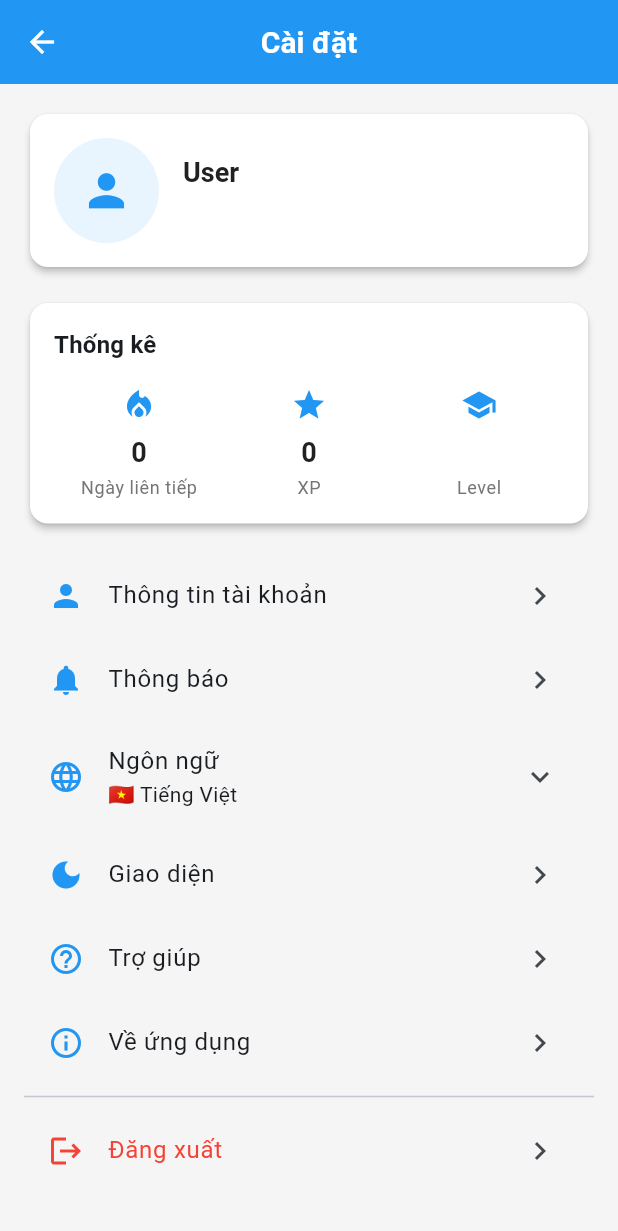
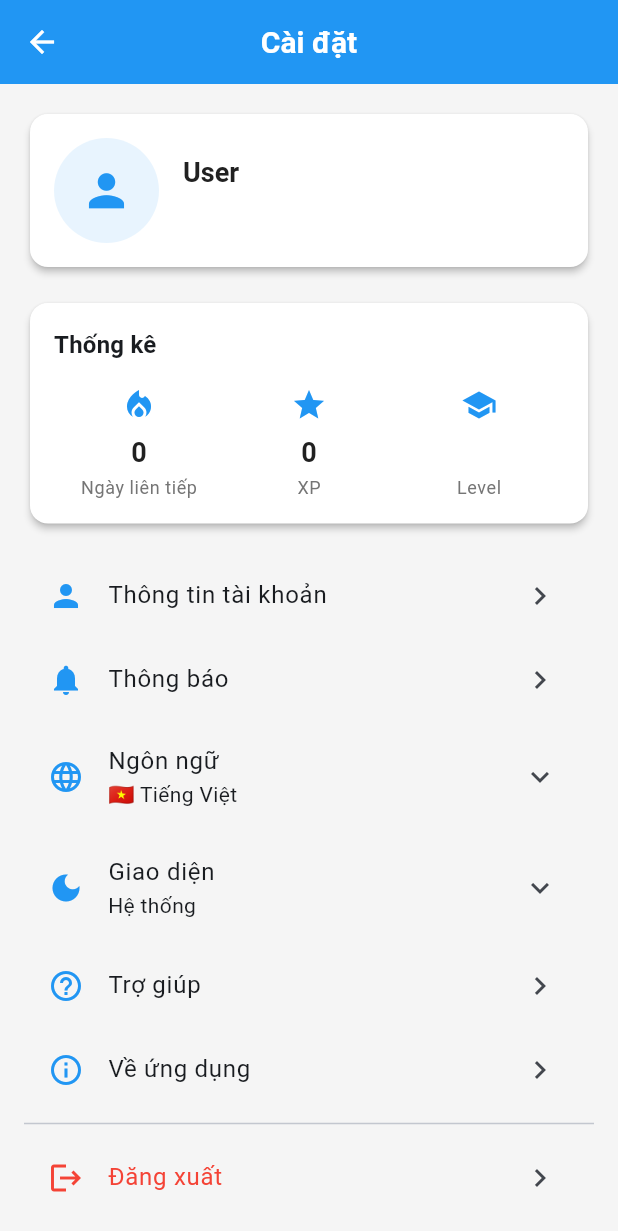
Before and after one commit to nguyenapt/sarah_edu_complete, a Flutter app: the SettingsScreen screen opened directly, on a phone screen of 412 x 824 dp. Shown: the top 1231 px of the screen. Run offline on Flutter 3.47's test engine with Material 3 defaults, Android fonts, the phone set to English and light mode, and no system bars; our stand-ins replace audioplayers, cloud_firestore, firebase_auth, firebase_core, flutter_html, google_sign_in and 1 more; missing offline and left inert: flutter_html_table; accounts and stored records are empty.

Commit message:
apply theme manager

```diff
--- /dev/null
+++ b/lib/core/services/theme_service.dart
@@ -0,0 +1,45 @@
+import 'package:flutter/material.dart';
+import 'package:shared_preferences/shared_preferences.dart';
+
+class ThemeService {
+  static const String _themeModeKey = 'selected_theme_mode';
+
+  // Get current theme mode from SharedPreferences
+  static Future<String> getCurrentThemeMode() async {
+    final prefs = await SharedPreferences.getInstance();
+    final themeMode = prefs.getString(_themeModeKey) ?? 'system'; // Default to system
+    return themeMode;
+  }
+
+  // Save selected theme mode
+  static Future<void> setThemeMode(String mode) async {
+    final prefs = await SharedPreferences.getInstance();
+    await prefs.setString(_themeModeKey, mode);
+  }
+
+  // Convert string to ThemeMode
+  static ThemeMode stringToThemeMode(String mode) {
+    switch (mode) {
+      case 'light':
+        return ThemeMode.light;
+      case 'dark':
+        return ThemeMode.dark;
+      case 'system':
+      default:
+        return ThemeMode.system;
+    }
+  }
+
+  // Convert ThemeMode to string
+  static String themeModeToString(ThemeMode mode) {
+    switch (mode) {
+      case ThemeMode.light:
+        return 'light';
+      case ThemeMode.dark:
+        return 'dark';
+      case ThemeMode.system:
+      default:
+        return 'system';
+    }
+  }
+}
--- /dev/null
+++ b/lib/providers/theme_provider.dart
@@ -0,0 +1,38 @@
+import 'package:flutter/material.dart';
+import '../core/services/theme_service.dart';
+
+class ThemeProvider with ChangeNotifier {
+  ThemeMode _themeMode = ThemeMode.system;
+  bool _isLoading = true;
+
+  ThemeMode get themeMode => _themeMode;
+  bool get isLoading => _isLoading;
+
+  ThemeProvider() {
+    _loadTheme();
+  }
+
+  Future<void> _loadTheme() async {
+    try {
+      final themeModeString = await ThemeService.getCurrentThemeMode();
+      _themeMode = ThemeService.stringToThemeMode(themeModeString);
+      _isLoading = false;
+      notifyListeners();
+    } catch (e) {
+      _themeMode = ThemeMode.system;
+      _isLoading = false;
+      notifyListeners();
+    }
+  }
+
+  Future<void> setThemeMode(String mode) async {
+    final newThemeMode = ThemeService.stringToThemeMode(mode);
+    if (_themeMode == newThemeMode) return;
+
+    await ThemeService.setThemeMode(mode);
+    _themeMode = newThemeMode;
+    notifyListeners();
+  }
+
+  String get currentThemeModeString => ThemeService.themeModeToString(_themeMode);
+}
--- a/lib/screens/settings/settings_screen.dart
+++ b/lib/screens/settings/settings_screen.dart
@@ -4,6 +4,7 @@ import '../../core/theme/app_theme.dart';
 import '../../l10n/app_localizations.dart';
 import '../../providers/auth_provider.dart';
 import '../../providers/language_provider.dart';
+import '../../providers/theme_provider.dart';
 import '../auth/login_screen.dart';
 import '../auth/register_screen.dart';
 
@@ -225,14 +226,7 @@ class SettingsScreen extends StatelessWidget {
           },
         ),
         _buildLanguageTile(context),
-        _buildSettingsTile(
-          context,
-          icon: Icons.dark_mode,
-          title: AppLocalizations.of(context)!.theme,
-          onTap: () {
-            // Navigate to theme settings
-          },
-        ),
+        _buildThemeTile(context),
         _buildSettingsTile(
           context,
           icon: Icons.help_outline,
@@ -350,6 +344,32 @@ class SettingsScreen extends StatelessWidget {
       },
     );
   }
+
+  Widget _buildThemeTile(BuildContext context) {
+    return Consumer<ThemeProvider>(
+      builder: (context, themeProvider, child) {
+        final availableThemes = [
+          {'mode': 'light', 'name': 'Sáng', 'icon': Icons.light_mode},
+          {'mode': 'dark', 'name': 'Tối', 'icon': Icons.dark_mode},
+          {'mode': 'system', 'name': 'Hệ thống', 'icon': Icons.phone_android},
+        ];
+
+        final currentTheme = availableThemes.firstWhere(
+          (theme) => theme['mode'] == themeProvider.currentThemeModeString,
+          orElse: () => availableThemes[2],
+        );
+
+        return _ThemeSelectorTile(
+          currentTheme: currentTheme,
+          availableThemes: availableThemes,
+          currentThemeModeString: themeProvider.currentThemeModeString,
+          onThemeSelected: (themeMode) async {
+            await themeProvider.setThemeMode(themeMode);
+          },
+        );
+      },
+    );
+  }
 }
 
 // Separate StatefulWidget để quản lý ExpansionTile state
@@ -420,3 +440,71 @@ class _LanguageSelectorTileState extends State<_LanguageSelectorTile> {
     );
   }
 }
+
+// Separate StatefulWidget để quản lý Theme ExpansionTile state
+class _ThemeSelectorTile extends StatefulWidget {
+  final Map<String, dynamic> currentTheme;
+  final List<Map<String, dynamic>> availableThemes;
+  final String currentThemeModeString;
+  final Function(String) onThemeSelected;
+
+  const _ThemeSelectorTile({
+    required this.currentTheme,
+    required this.availableThemes,
+    required this.currentThemeModeString,
+    required this.onThemeSelected,
+  });
+
+  @override
+  State<_ThemeSelectorTile> createState() => _ThemeSelectorTileState();
+}
+
+class _ThemeSelectorTileState extends State<_ThemeSelectorTile> {
+  bool _isExpanded = false;
+
+  @override
+  Widget build(BuildContext context) {
+    return ExpansionTile(
+      key: ValueKey('theme_tile_$_isExpanded'),
+      leading: Icon(Icons.dark_mode, color: AppTheme.primaryColor),
+      title: Text(AppLocalizations.of(context)!.theme),
+      subtitle: Text(widget.currentTheme['name'] ?? ''),
+      initiallyExpanded: _isExpanded,
+      onExpansionChanged: (expanded) {
+        if (mounted) {
+          setState(() {
+            _isExpanded = expanded;
+          });
+        }
+      },
+      children: widget.availableThemes.map((theme) {
+        final isSelected = theme['mode'] == widget.currentThemeModeString;
+        return ListTile(
+          leading: Icon(
+            theme['icon'] as IconData,
+            color: isSelected ? AppTheme.primaryColor : null,
+          ),
+          title: Text(theme['name'] ?? ''),
+          trailing: isSelected
+              ? Icon(Icons.check, color: AppTheme.primaryColor)
+              : null,
+          selected: isSelected,
+          onTap: () async {
+            // Đóng ExpansionTile ngay lập tức
+            if (_isExpanded && mounted) {
+              setState(() {
+                _isExpanded = false;
+              });
+              // Đợi một chút để animation đóng hoàn thành
+              await Future.delayed(const Duration(milliseconds: 300));
+            }
+            // Đổi theme
+            if (mounted) {
+              await widget.onThemeSelected(theme['mode'] as String);
+            }
+          },
+        );
+      }).toList(),
+    );
+  }
+}
```
Also changed, not shown: lib/core/theme/app_theme.dart (+89 -0 lines), lib/main.dart (+6 -2 lines).
